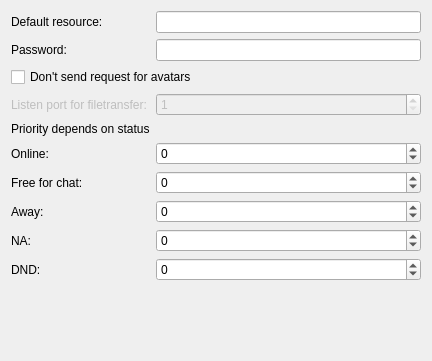
Before: the Qt Designer form jabber/src/protocol/jmainsettings.ui in euroelessar/qutim, drawn with Qt 5.
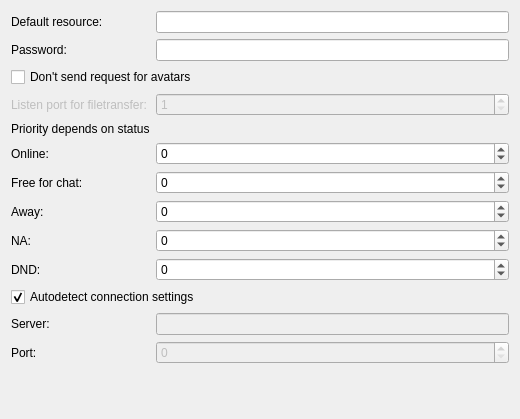
After: the same form once the commit is applied.

Commit message: Server connection settings

What changed in the file:
```diff
--- a/jabber/src/protocol/jmainsettings.ui
+++ b/jabber/src/protocol/jmainsettings.ui
@@ -6,8 +6,8 @@
    <rect>
     <x>0</x>
     <y>0</y>
-    <width>432</width>
-    <height>361</height>
+    <width>520</width>
+    <height>419</height>
    </rect>
   </property>
   <property name="windowTitle">
@@ -17,6 +17,12 @@
    <property name="fieldGrowthPolicy">
     <enum>QFormLayout::AllNonFixedFieldsGrow</enum>
    </property>
+   <property name="rowWrapPolicy">
+    <enum>QFormLayout::WrapLongRows</enum>
+   </property>
+   <property name="formAlignment">
+    <set>Qt::AlignLeading|Qt::AlignLeft|Qt::AlignTop</set>
+   </property>
    <item row="0" column="0">
     <widget class="QLabel" name="label">
      <property name="sizePolicy">
@@ -181,6 +187,44 @@
      </property>
     </widget>
    </item>
+   <item row="10" column="0" colspan="2">
+    <widget class="QCheckBox" name="autodetectBox">
+     <property name="text">
+      <string>Autodetect connection settings</string>
+     </property>
+     <property name="checked">
+      <bool>true</bool>
+     </property>
+    </widget>
+   </item>
+   <item row="11" column="0">
+    <widget class="QLabel" name="label_5">
+     <property name="text">
+      <string>Server:</string>
+     </property>
+    </widget>
+   </item>
+   <item row="11" column="1">
+    <widget class="QLineEdit" name="serverEdit">
+     <property name="enabled">
+      <bool>false</bool>
+     </property>
+    </widget>
+   </item>
+   <item row="12" column="0">
+    <widget class="QLabel" name="label_6">
+     <property name="text">
+      <string>Port:</string>
+     </property>
+    </widget>
+   </item>
+   <item row="12" column="1">
+    <widget class="QSpinBox" name="portBox">
+     <property name="enabled">
+      <bool>false</bool>
+     </property>
+    </widget>
+   </item>
   </layout>
  </widget>
  <resources/>
```
Left out of the diff: 35 changed lines with no effect on the pictures. The commit also changes 4 other files.
